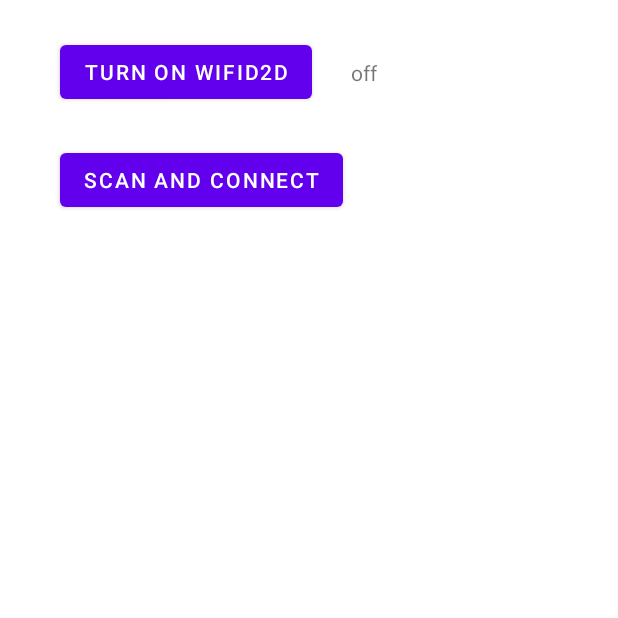
After one commit to NavyNavi/Simple-Resource-Aware-Task-Scheduling-System-for-Heterogeneous-Mobile-Devices, an Android app: the WiFiDirect screen opened directly, with no data from a screen before it, on a phone screen of 412 x 824 dp, the top half of it. The commit adds this screen. Run offline under Robolectric (Android 15) with nearby library versions, the phone set to English and light mode, and no system bars; 1 statement that could not run was skipped.

Commit message:
Add WiFiDirect Activity

```diff
--- /dev/null
+++ b/app/src/main/java/com/example/myapplication/WiFiDirectBroadcastReceiver.java
@@ -0,0 +1,62 @@
+package com.example.myapplication;
+
+import android.annotation.SuppressLint;
+import android.content.BroadcastReceiver;
+import android.content.Context;
+import android.content.Intent;
+import android.net.NetworkInfo;
+import android.net.wifi.p2p.WifiP2pManager;
+import android.widget.Toast;
+
+@SuppressLint("MissingPermission")
+public class WiFiDirectBroadcastReceiver extends BroadcastReceiver {
+    private WifiP2pManager mManager;
+    private WifiP2pManager.Channel mChannel;
+    private WiFiDirect mActivity;
+
+    public WiFiDirectBroadcastReceiver(WifiP2pManager mManager, WifiP2pManager.Channel mChannel, WiFiDirect mActivity)
+    {
+        this.mManager = mManager;
+        this.mChannel = mChannel;
+        this.mActivity = mActivity;
+    }
+
+    @Override
+    public void onReceive(Context context, Intent intent) {
+        String action = intent.getAction();
+
+        if(WifiP2pManager.WIFI_P2P_STATE_CHANGED_ACTION.equals(action)){
+            int state=intent.getIntExtra(WifiP2pManager.EXTRA_WIFI_STATE,-1);
+
+            if(state==WifiP2pManager.WIFI_P2P_STATE_ENABLED){
+                Toast.makeText(context,"Wifi is ON",Toast.LENGTH_SHORT).show();
+            }else {
+                Toast.makeText(context,"Wifi is OFF",Toast.LENGTH_SHORT).show();
+            }
+        }else if(WifiP2pManager.WIFI_P2P_PEERS_CHANGED_ACTION.equals(action)){
+            //do something
+            if(mManager!=null)
+            {
+                mManager.requestPeers(mChannel,mActivity.peerListListener);
+            }
+        }else if(WifiP2pManager.WIFI_P2P_CONNECTION_CHANGED_ACTION.equals(action)){
+            //do something
+            if(mManager==null)
+            {
+                return;
+            }
+
+            NetworkInfo networkInfo=intent.getParcelableExtra(WifiP2pManager.EXTRA_NETWORK_INFO);
+
+            if(networkInfo.isConnected())
+            {
+                mManager.requestConnectionInfo(mChannel,mActivity.connectionInfoListener);
+            }else {
+                mActivity.connectionStatus.setText("Device Disconnected");
+            }
+        }else if(WifiP2pManager.WIFI_P2P_THIS_DEVICE_CHANGED_ACTION.equals(action)){
+            //do something
+        }
+
+    }
+}
--- /dev/null
+++ b/app/src/main/res/layout/activity_wifi.xml
@@ -0,0 +1,61 @@
+<?xml version="1.0" encoding="utf-8"?>
+<androidx.constraintlayout.widget.ConstraintLayout
+    xmlns:android="http://schemas.android.com/apk/res/android"
+    xmlns:app="http://schemas.android.com/apk/res-auto"
+    xmlns:tools="http://schemas.android.com/tools"
+    android:layout_width="match_parent"
+    android:layout_height="match_parent">
+
+    <Button
+        android:id="@+id/start_button"
+        android:layout_width="wrap_content"
+        android:layout_height="wrap_content"
+        android:layout_marginStart="40dp"
+        android:layout_marginTop="24dp"
+        android:onClick="onClick"
+        android:text="scan and connect"
+        app:layout_constraintStart_toStartOf="parent"
+        app:layout_constraintTop_toBottomOf="@+id/wifi_on_off_button" />
+
+    <Button
+        android:id="@+id/wifi_on_off_button"
+        android:layout_width="wrap_content"
+        android:layout_height="wrap_content"
+        android:layout_marginStart="40dp"
+        android:layout_marginTop="24dp"
+        android:onClick="onClick"
+        android:text="turn on WiFID2D"
+        app:layout_constraintStart_toStartOf="parent"
+        app:layout_constraintTop_toTopOf="parent" />
+
+    <TextView
+        android:id="@+id/wifi_status_text"
+        android:layout_width="wrap_content"
+        android:layout_height="wrap_content"
+        android:layout_marginStart="26dp"
+        android:text="off"
+        app:layout_constraintBottom_toBottomOf="@+id/wifi_on_off_button"
+        app:layout_constraintStart_toEndOf="@+id/wifi_on_off_button"
+        app:layout_constraintTop_toTopOf="@+id/wifi_on_off_button" />
+
+    <!--<androidx.appcompat.widget.Toolbar
+        android:id="@+id/toolbar"
+        android:layout_width="409dp"
+        android:layout_height="wrap_content"
+        android:background="?attr/colorPrimary"
+        android:minHeight="?attr/actionBarSize"
+        android:theme="?attr/actionBarTheme"
+        app:layout_constraintBottom_toBottomOf="parent"
+        app:layout_constraintEnd_toEndOf="parent"
+        app:layout_constraintHorizontal_bias="0.0"
+        app:layout_constraintStart_toStartOf="parent" /> -->
+
+    <ListView
+        android:id="@+id/device_list"
+        android:layout_width="409dp"
+        android:layout_height="529dp"
+        app:layout_constraintBottom_toBottomOf="parent"
+        app:layout_constraintEnd_toEndOf="parent"
+        app:layout_constraintStart_toStartOf="parent" />
+
+</androidx.constraintlayout.widget.ConstraintLayout>
--- a/app/src/main/res/values/themes.xml
+++ b/app/src/main/res/values/themes.xml
@@ -1,7 +1,12 @@
 <resources xmlns:tools="http://schemas.android.com/tools">
     <!-- Base application theme. -->
-    <style name="Theme.MyApplication" parent="Theme.MaterialComponents.DayNight.DarkActionBar">
+    <style name="Theme.MyApplication" parent="Theme.MaterialComponents.DayNight.NoActionBar">
         <!-- Primary brand color. -->
+        <item name="windowNoTitle">true</item>
+        <item name="windowActionBar">false</item>
+        <item name="android:windowFullscreen">true</item>
+        <item name="android:windowContentOverlay">@null</item>
+
         <item name="colorPrimary">@color/purple_500</item>
         <item name="colorPrimaryVariant">@color/purple_700</item>
         <item name="colorOnPrimary">@color/white</item>
```
Also changed, not shown: app/src/main/AndroidManifest.xml (+22 -0 lines), app/src/main/java/com/example/myapplication/MainActivity.java (+15 -0 lines), app/src/main/java/com/example/myapplication/WiFiDirect.java (added, +497 -0 lines), app/src/main/res/layout/activity_main.xml (+22 -22 lines).
